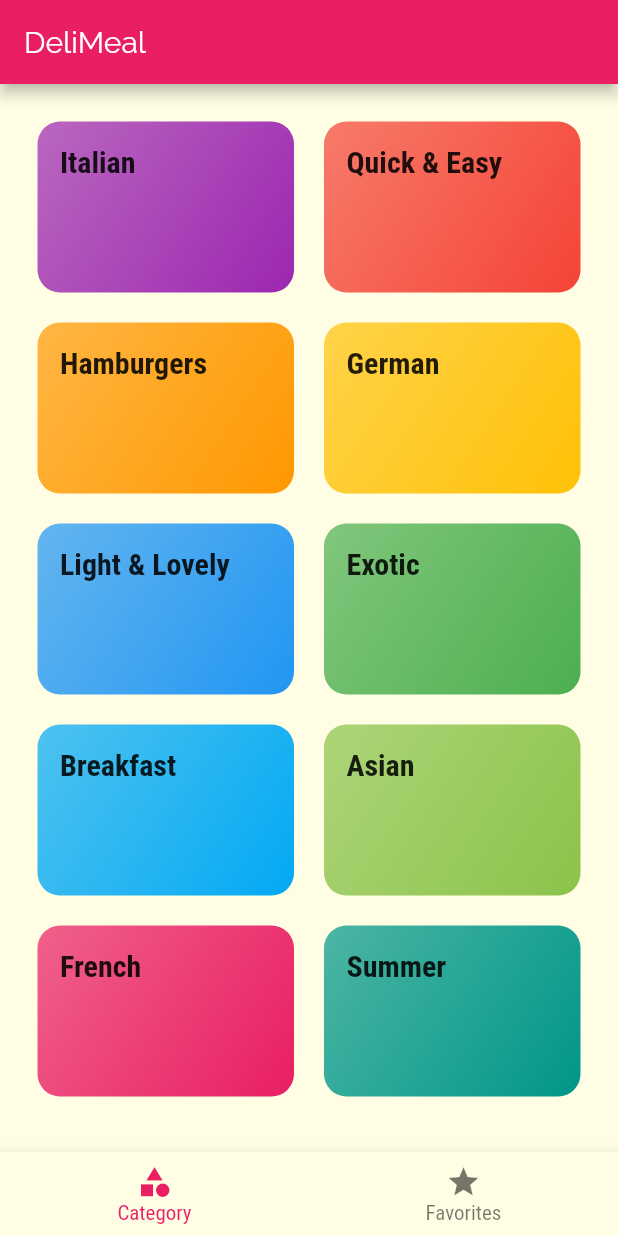
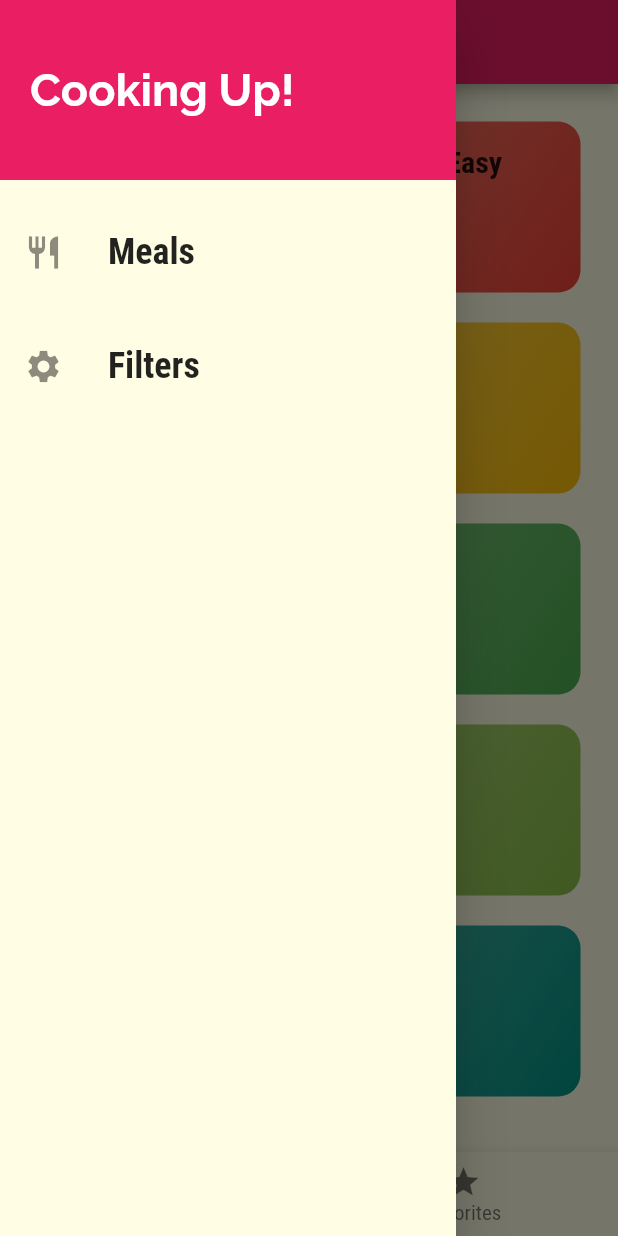
Before and after one commit to KosaiAli/Food, a Flutter app: the screen it shows after launch, with the side drawer open (before the commit the screen has no drawer), on a phone screen of 412 x 824 dp. Run offline on Flutter 3.47's test engine with Material 2 defaults, Android fonts, the phone set to English and light mode, and no system bars.

Commit message:
Adding a drawer

```diff
--- a/lib/main.dart
+++ b/lib/main.dart
@@ -1,6 +1,7 @@
 import 'package:flutter/material.dart';
-import 'package:food/screens/tab_screen.dart';
 
+import './screens/filter_screen.dart';
+import './screens/tab_screen.dart';
 import './screens/meal_dtail_screen.dart';
 import './screens/category_meal_screen.dart';
 import './screens/categories_screen.dart';
@@ -33,7 +34,8 @@ class MyApp extends StatelessWidget {
         '/': (context) => const TabScreen(),
         CategoriesScreen.routeName: (context) => const CategoriesScreen(),
         CategoryMealScreen.routeName: (context) => const CategoryMealScreen(),
-        MealDetailScreen.routeName: (context) => const MealDetailScreen()
+        MealDetailScreen.routeName: (context) => const MealDetailScreen(),
+        FilterScreen.routeName: (context) => const FilterScreen()
       },
     );
   }
--- /dev/null
+++ b/lib/screens/filter_screen.dart
@@ -0,0 +1,21 @@
+import 'package:flutter/material.dart';
+
+import '../widgets/main_drawer.dart';
+
+class FilterScreen extends StatelessWidget {
+  static const routeName = 'FilterScreen';
+  const FilterScreen({super.key});
+
+  @override
+  Widget build(BuildContext context) {
+    return Scaffold(
+      appBar: AppBar(
+        title: const Text('Filters'),
+      ),
+      drawer: const MainDrawer(),
+      body: const Center(
+        child: Text('filter screen'),
+      ),
+    );
+  }
+}
--- a/lib/screens/tab_screen.dart
+++ b/lib/screens/tab_screen.dart
@@ -1,5 +1,6 @@
 import 'package:flutter/material.dart';
 
+import '../widgets/main_drawer.dart';
 import './categories_screen.dart';
 import './favorite_screen.dart';
 
@@ -11,7 +12,12 @@ class TabScreen extends StatefulWidget {
 }
 
 class _TabScreenState extends State<TabScreen> {
-  final List<Widget> _pages = const [CategoriesScreen(), FavoriteScreen()];
+  final List<Map> _pages = const [
+    {
+      'page': CategoriesScreen(),
+    },
+    {'page': FavoriteScreen()},
+  ];
 
   void _selectPage(int index) {
     setState(() {
@@ -26,7 +32,8 @@ class _TabScreenState extends State<TabScreen> {
       appBar: AppBar(
         title: const Text('DeliMeal'),
       ),
-      body: _pages[_selectedPage],
+      drawer: const MainDrawer(),
+      body: _pages[_selectedPage]['page'],
       bottomNavigationBar: BottomNavigationBar(
         onTap: _selectPage,
         currentIndex: _selectedPage,
--- /dev/null
+++ b/lib/widgets/main_drawer.dart
@@ -0,0 +1,61 @@
+import 'package:flutter/material.dart';
+
+import '../screens/filter_screen.dart';
+
+class MainDrawer extends StatelessWidget {
+  const MainDrawer({
+    Key? key,
+  }) : super(key: key);
+
+  Widget _buildListTile(IconData icon, String title, Function() tapHandler) {
+    return ListTile(
+      onTap: tapHandler,
+      leading: Icon(
+        icon,
+        size: 26,
+      ),
+      title: Text(
+        title,
+        style: const TextStyle(
+          fontFamily: 'Roboto',
+          fontSize: 24,
+          fontWeight: FontWeight.bold,
+        ),
+      ),
+    );
+  }
+
+  @override
+  Widget build(BuildContext context) {
+    return Drawer(
+      child: Column(
+        children: [
+          Container(
+            height: MediaQuery.of(context).viewPadding.top + 120,
+            width: double.infinity,
+            color: Theme.of(context).colorScheme.primary,
+            padding: const EdgeInsets.all(20),
+            alignment: Alignment.centerLeft,
+            child: const Text(
+              'Cooking Up!',
+              style: TextStyle(
+                  fontSize: 30,
+                  fontFamily: 'Raleway',
+                  fontWeight: FontWeight.bold,
+                  color: Colors.white),
+            ),
+          ),
+          const SizedBox(height: 20),
+          _buildListTile(Icons.restaurant, 'Meals',
+              () => Navigator.of(context).pushReplacementNamed('/')),
+          const SizedBox(height: 20),
+          _buildListTile(
+              Icons.settings,
+              'Filters',
+              () => Navigator.of(context)
+                  .pushReplacementNamed(FilterScreen.routeName))
+        ],
+      ),
+    );
+  }
+}
```
